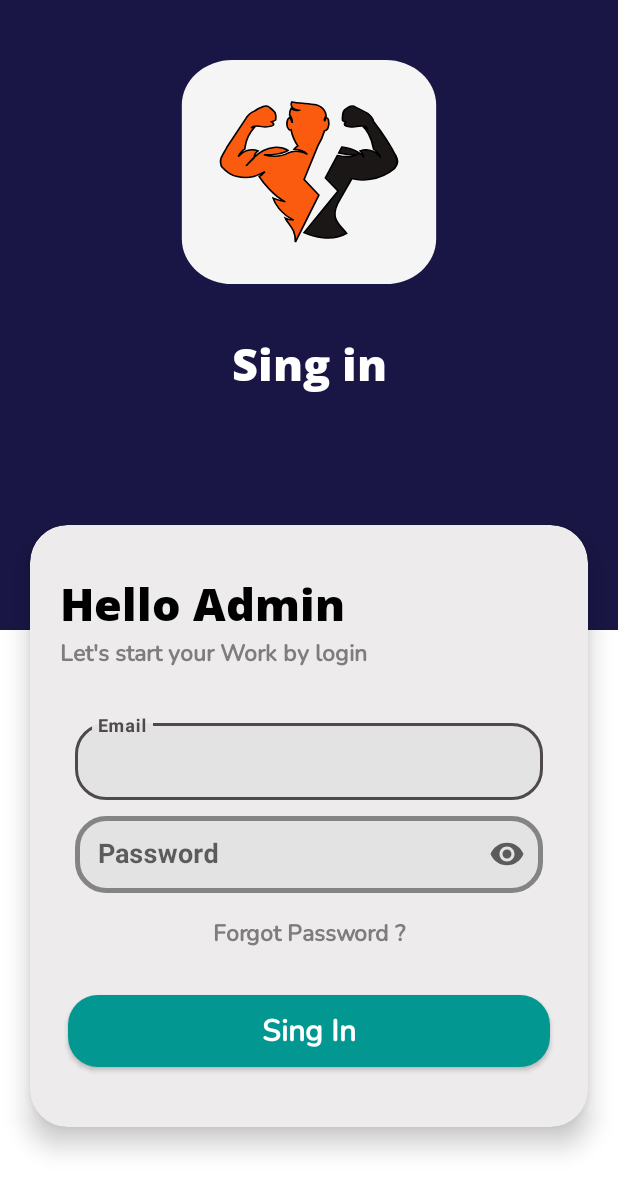
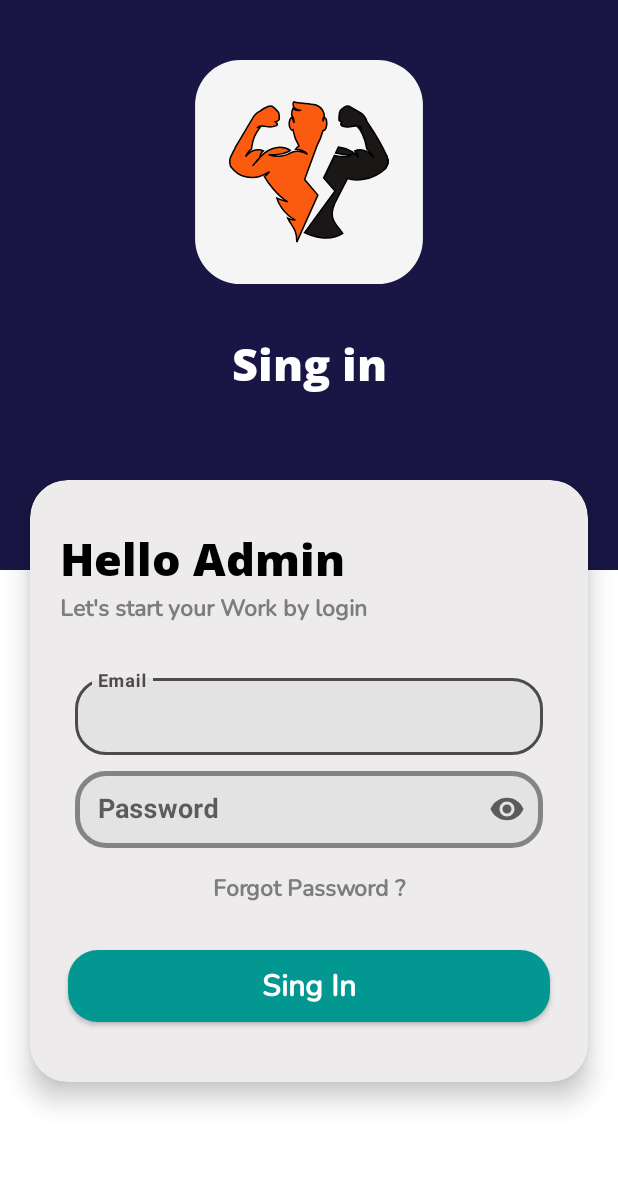
Before and after one commit to dharmik6/FItZone_Admin, an Android app: the screen it shows after launch (AdminLogin), on a phone screen of 412 x 824 dp. Shown: the top 1192 px of the screen. Run offline under Robolectric (Android 15) with nearby library versions, the phone set to English and light mode, and no system bars.

Commit message:
add login new responsive design

```diff
--- a/app/src/main/res/layout/activity_admin_login.xml
+++ b/app/src/main/res/layout/activity_admin_login.xml
@@ -28,10 +28,13 @@
             android:layout_height="wrap_content"
             android:layout_alignParentTop="true"
             android:layout_centerInParent="true"
-            android:layout_marginStart="110dp"
+            android:layout_marginStart="120dp"
             android:layout_marginTop="30dp"
-            android:layout_marginEnd="110dp"
+            android:layout_marginEnd="120dp"
             android:background="@drawable/logo_round_edge"
+            app:layout_constraintEnd_toEndOf="parent"
+            app:layout_constraintStart_toStartOf="parent"
+            app:layout_constraintTop_toTopOf="parent"
             tools:ignore="ContentDescription,ObsoleteLayoutParam" />
 
         <TextView
@@ -41,13 +44,16 @@
             android:layout_below="@+id/img_sing_in_logo"
             android:layout_alignParentStart="true"
             android:layout_alignParentEnd="true"
+            android:layout_marginTop="20dp"
+            android:fontFamily="@font/opensans_extrabold"
             android:gravity="center"
-            android:layout_marginTop="20dp"
             android:text="@string/sing_in_title"
             android:textColor="@color/white"
             android:textSize="30sp"
-            android:fontFamily="@font/opensans_extrabold"
             android:textStyle="bold"
+            app:layout_constraintEnd_toEndOf="parent"
+            app:layout_constraintStart_toStartOf="parent"
+            app:layout_constraintStart_toTopOf="@+id/img_sing_in_logo"
             tools:ignore="HardcodedText" />
 
 
@@ -56,18 +62,22 @@
     <LinearLayout
         android:layout_width="match_parent"
         android:layout_height="match_parent"
-        android:layout_marginTop="420dp"
+        android:layout_marginTop="380dp"
         android:background="@color/white"
+        app:layout_constraintBottom_toTopOf="@+id/relativeLayout"
+        app:layout_constraintEnd_toEndOf="parent"
+        app:layout_constraintStart_toStartOf="parent"
+        app:layout_constraintTop_toBottomOf="@+id/relativeLayout"
         tools:ignore="MissingConstraints" />
-
 
     <androidx.cardview.widget.CardView
         android:layout_width="match_parent"
         android:layout_height="wrap_content"
         android:layout_gravity="center"
-        android:layout_marginTop="350dp"
+        android:layout_marginTop="320dp"
         android:layout_marginStart="20dp"
         android:layout_marginEnd="20dp"
+        android:layout_marginBottom="20dp"
         android:layout_marginHorizontal="20dp"
         app:cardCornerRadius="25dp"
         app:cardElevation="10dp"
@@ -223,4 +233,5 @@
     </androidx.cardview.widget.CardView>
 
 
+
 </androidx.constraintlayout.widget.ConstraintLayout>
```
